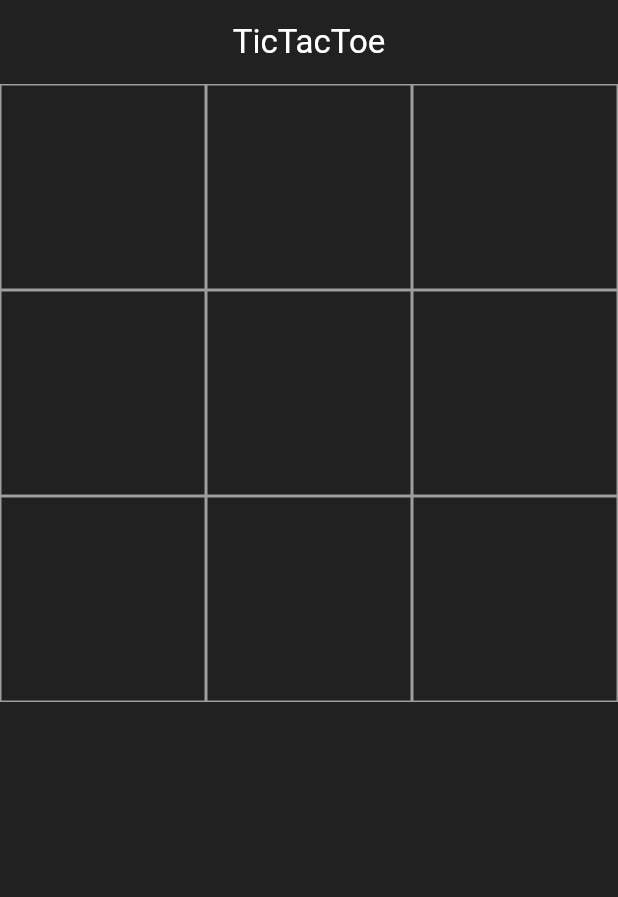
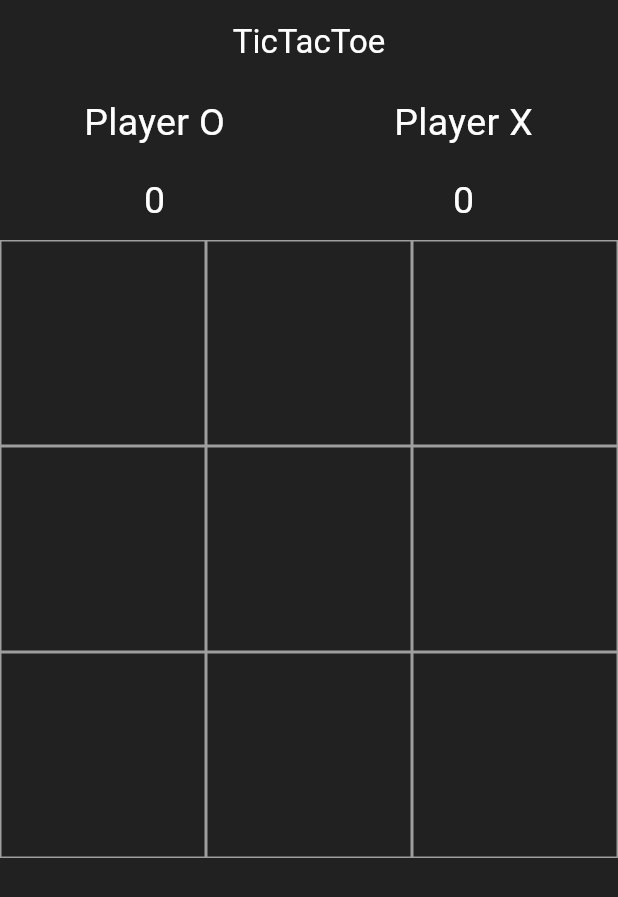
Before and after one commit to Alireza-Seif/TicTacToe, a Flutter app: the screen it shows after launch, on a phone screen of 412 x 824 dp. Shown: the top 897 px of the screen. Run offline on Flutter 3.47's test engine with Material 3 defaults, Android fonts, the phone set to English and light mode, and no system bars.

```diff
--- a/lib/screens/home.dart
+++ b/lib/screens/home.dart
@@ -16,12 +16,18 @@ class Home extends StatelessWidget {
         elevation: 0,
         backgroundColor: Colors.grey[900],
       ),
-      body: getGridView(),
+      body: Column(
+        children: [
+          getScoreBorad(),
+          getGridView(),
+        ],
+      ),
     );
   }
 
-  GridView getGridView() {
-    return GridView.builder(
+  Widget getGridView() {
+    return Expanded(
+      child: GridView.builder(
         itemCount: 9,
         gridDelegate:
             const SliverGridDelegateWithFixedCrossAxisCount(crossAxisCount: 3),
@@ -34,6 +40,7 @@ class Home extends StatelessWidget {
             ),
           );
         },
+      ),
     );
   }
 
```
Lines whose indentation alone changed are shown as unchanged.
